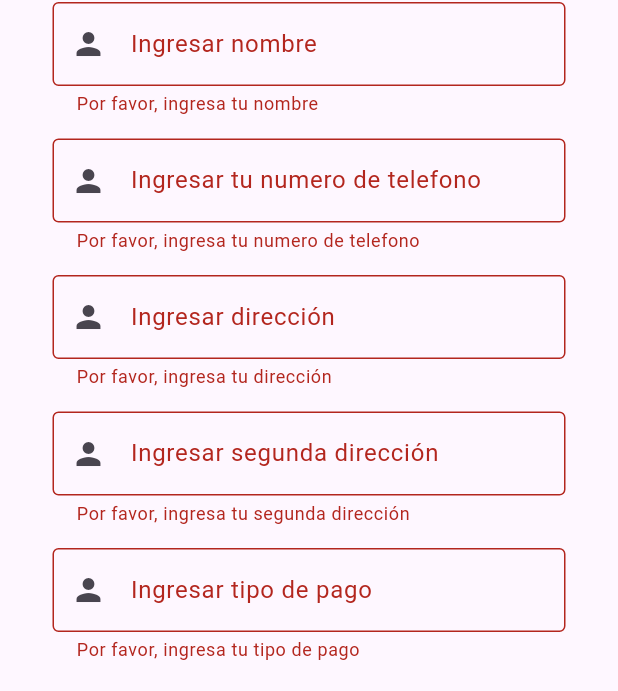
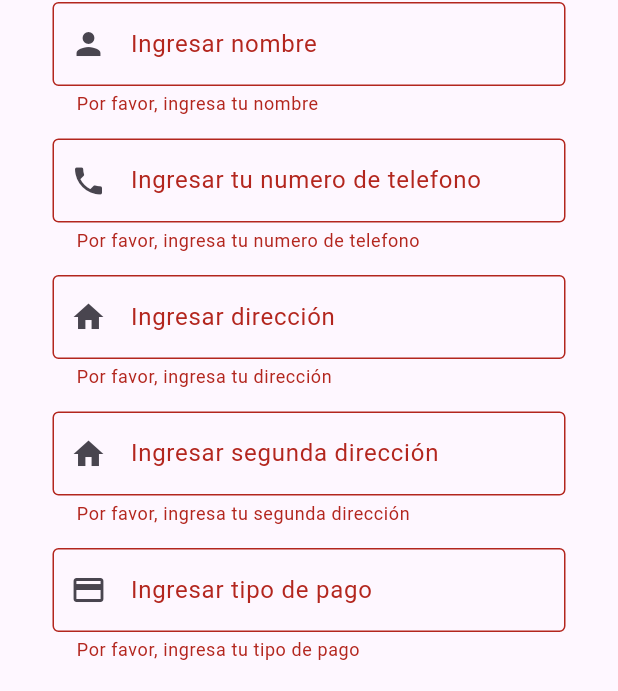
Before and after one commit to HugoSanchezV/Store, a Flutter app: the UserChangeData screen opened directly with empty values, after a tap on "Editar datos", on a phone screen of 412 x 824 dp. Shown: the part 247-938 px from the top of the screen. Run offline on Flutter 3.47's test engine with Material 3 defaults, Android fonts, the phone set to English and light mode, and no system bars; our stand-ins replace cached_network_image, card_swiper, carousel_slider, cloud_firestore, fan_carousel_image_slider, firebase_core and 4 more; missing offline and left inert: sms_otp_auto_verify; accounts and stored records are empty.

Commit message:
update user_change_data

```diff
--- a/lib/dao/user_dao.dart
+++ b/lib/dao/user_dao.dart
@@ -43,8 +43,9 @@ class UserDao implements ApiCrud<UserTDO> {
       'token' : user.getToken(),
       'auth' : user.getAuth(),
       'admin' : user.getAdmin(),
-      'address' : user.getAddress()
-
+      'address' : user.getAddress(),
+      'secondAddress' : user.getSecondAddress(),
+      'paymentType' : user.getPaymentType()
     };
 
     collectionReferenceUsers.doc().set(userField);
@@ -63,7 +64,9 @@ class UserDao implements ApiCrud<UserTDO> {
       'token' : user.getToken(),
       'auth' : user.getAuth(),
       'admin' : user.getAdmin(),
-      'address' : user.getAddress()
+      'address' : user.getAddress(),
+      'secondAddress' : user.getSecondAddress(),
+      'paymentType' : user.getPaymentType()
     };
 
     collectionReferenceUsers.doc(id).update(userField);
--- a/lib/screens/user_change_data.dart
+++ b/lib/screens/user_change_data.dart
@@ -1,8 +1,10 @@
 import 'package:flutter/material.dart';
 import 'package:shared_preferences/shared_preferences.dart';
-import 'package:store/screens/user_change_data.dart';
+import 'package:store/controllers/userController.dart';
+import 'package:store/tdo/userTDO.dart';
 
 class UserChangeData extends StatefulWidget {
+  final String userid;
   final String nombre;
   final String telefono;
   final String direccion;
@@ -11,6 +13,7 @@ class UserChangeData extends StatefulWidget {
 
   const UserChangeData({
     Key? key,
+    required this.userid,
     required this.nombre,
     required this.telefono,
     required this.direccion,
@@ -24,17 +27,63 @@ class UserChangeData extends StatefulWidget {
 
 class _UserChangeDataState extends State<UserChangeData> {
   final _formKey = GlobalKey<FormState>();
+  late TextEditingController _nombreController;
+  late TextEditingController _telefonoController;
+  late TextEditingController _direccionController;
+  late TextEditingController _segundaDireccionController;
+  late TextEditingController _tipoPagoController;
+
+  String userEmail = '';
 
   @override
   void initState() {
     super.initState();
     _getUserEmail();
+    _nombreController = TextEditingController(text: widget.nombre);
+    _telefonoController = TextEditingController(text: widget.telefono);
+    _direccionController = TextEditingController(text: widget.direccion);
+    _segundaDireccionController = TextEditingController(text: widget.segundaDireccion);
+    _tipoPagoController = TextEditingController(text: widget.tipoPago);
   }
 
   void _getUserEmail() async {
     final prefs = await SharedPreferences.getInstance();
-    final userEmail = prefs.getString('userEmail') ?? '';
+    userEmail = prefs.getString('userEmail') ?? '';
     print('Correo electrónico del usuario: $userEmail');
+  }
+
+  Future<void> changeDataUser() async {
+    if (_formKey.currentState!.validate()) {
+      _formKey.currentState!.save();
+
+      UserController userController = UserController();
+      List userCurrent = await userController.getById(widget.userid);
+      var userC = userCurrent[0];
+      var email = userC['email'];
+      var password = userC['password'];
+
+      UserTDO user = UserTDO({
+        'id': widget.userid,
+        'name': _nombreController.text,
+        'phone': _telefonoController.text,
+        'address': _direccionController.text,
+        'email': email,
+        'password': password,
+          'secondAddress': _segundaDireccionController.text,
+        'paymentType': _tipoPagoController.text,
+      });
+
+      try {
+        await userController.update(widget.userid, user);
+        ScaffoldMessenger.of(context).showSnackBar(
+          SnackBar(content: Text('Datos actualizados correctamente')),
+        );
+      } catch (e) {
+        ScaffoldMessenger.of(context).showSnackBar(
+          SnackBar(content: Text('Error al actualizar los datos: $e')),
+        );
+      }
+    }
   }
 
   @override
@@ -68,12 +117,12 @@ class _UserChangeDataState extends State<UserChangeData> {
                   child: Column(
                     children: [
                       TextFormField(
+                        controller: _nombreController,
                         decoration: InputDecoration(
                           labelText: "Ingresar nombre",
                           border: OutlineInputBorder(),
                           prefixIcon: Icon(Icons.person),
                         ),
-                        initialValue: widget.nombre,
                         validator: (value) {
                           if (value == null || value.isEmpty) {
                             return 'Por favor, ingresa tu nombre';
@@ -83,12 +132,12 @@ class _UserChangeDataState extends State<UserChangeData> {
                       ),
                       SizedBox(height: 15),
                       TextFormField(
+                        controller: _telefonoController,
                         decoration: InputDecoration(
                           labelText: "Ingresar tu numero de telefono",
                           border: OutlineInputBorder(),
-                          prefixIcon: Icon(Icons.person),
+                          prefixIcon: Icon(Icons.phone),
                         ),
-                        initialValue: widget.telefono,
                         validator: (value) {
                           if (value == null || value.isEmpty) {
                             return 'Por favor, ingresa tu numero de telefono';
@@ -98,12 +147,12 @@ class _UserChangeDataState extends State<UserChangeData> {
                       ),
                       SizedBox(height: 15),
                       TextFormField(
+                        controller: _direccionController,
                         decoration: InputDecoration(
                           labelText: "Ingresar dirección",
                           border: OutlineInputBorder(),
-                          prefixIcon: Icon(Icons.person),
+                          prefixIcon: Icon(Icons.home),
                         ),
-                        initialValue: widget.direccion,
                         validator: (value) {
                           if (value == null || value.isEmpty) {
                             return 'Por favor, ingresa tu dirección';
@@ -113,12 +162,12 @@ class _UserChangeDataState extends State<UserChangeData> {
                       ),
                       SizedBox(height: 15),
                       TextFormField(
+                        controller: _segundaDireccionController,
                         decoration: InputDecoration(
                           labelText: "Ingresar segunda dirección",
                           border: OutlineInputBorder(),
-                          prefixIcon: Icon(Icons.person),
+                          prefixIcon: Icon(Icons.home),
                         ),
-                        initialValue: widget.segundaDireccion,
                         validator: (value) {
                           if (value == null || value.isEmpty) {
                             return 'Por favor, ingresa tu segunda dirección';
@@ -128,12 +177,12 @@ class _UserChangeDataState extends State<UserChangeData> {
                       ),
                       SizedBox(height: 15),
                       TextFormField(
+                        controller: _tipoPagoController,
                         decoration: InputDecoration(
                           labelText: "Ingresar tipo de pago",
                           border: OutlineInputBorder(),
-                          prefixIcon: Icon(Icons.person),
+                          prefixIcon: Icon(Icons.payment),
                         ),
-                        initialValue: widget.tipoPago,
                         validator: (value) {
                           if (value == null || value.isEmpty) {
                             return 'Por favor, ingresa tu tipo de pago';
@@ -143,12 +192,7 @@ class _UserChangeDataState extends State<UserChangeData> {
                       ),
                       SizedBox(height: 25),
                       ElevatedButton(
-                        onPressed: () {
-                          if (_formKey.currentState!.validate()) {
-                            _formKey.currentState!.save();
-                            // Realizar acciones con los datos
-                          }
-                        },
+                        onPressed: changeDataUser,
                         child: Text(
                           "Editar datos",
                           style: TextStyle(
--- a/lib/screens/user_data.dart
+++ b/lib/screens/user_data.dart
@@ -11,6 +11,7 @@ class UserDataScreen extends StatefulWidget {
 }
 
 class _UserDataScreenState extends State<UserDataScreen> {
+  String userid = '';
   String nombre = '';
   String correo = '';
   String telefono = '';
@@ -46,6 +47,7 @@ class _UserDataScreenState extends State<UserDataScreen> {
               print("Coincide");
               userCurrent = userDetails;
               setState(() {
+                userid = id;
                 nombre = userDetails['name'];
                 direccion = userDetails['address'];
                 telefono = userDetails['phone'];
@@ -100,6 +102,7 @@ class _UserDataScreenState extends State<UserDataScreen> {
                   MaterialPageRoute(
                     builder: (context) =>
                         UserChangeData(
+                          userid: userid,
                           nombre: nombre,
                           telefono: telefono,
                           direccion: direccion,
--- a/lib/tdo/userTDO.dart
+++ b/lib/tdo/userTDO.dart
@@ -6,6 +6,8 @@ class UserTDO {
   String phone = "";
   String token = "";
   String address = "";
+  String secondAddress = "";
+  String paymentType = "";
   int auth = 0;
   int admin = 0;
 
@@ -19,6 +21,8 @@ class UserTDO {
     auth = userData['auth'] ?? 0;
     admin = userData['admin'] ?? 0;
     address = userData['address'] ?? '';
+    secondAddress = userData['secondAddress'] ?? '';
+    paymentType = userData['paymentType'] ?? '';
   }
 
   String getName() {
@@ -84,4 +88,19 @@ class UserTDO {
   void setAddress(String newAddress) {
     address = newAddress;
   }
+  String getSecondAddress() {
+    return  secondAddress;
+  }
+
+  void setSecondAddress(String newSecondAddress) {
+    secondAddress = newSecondAddress;
+  }
+
+  String getPaymentType() {
+    return  paymentType;
+  }
+
+  void setPaymentType(String newPaymentType) {
+    paymentType = newPaymentType;
+  }
 }
```
